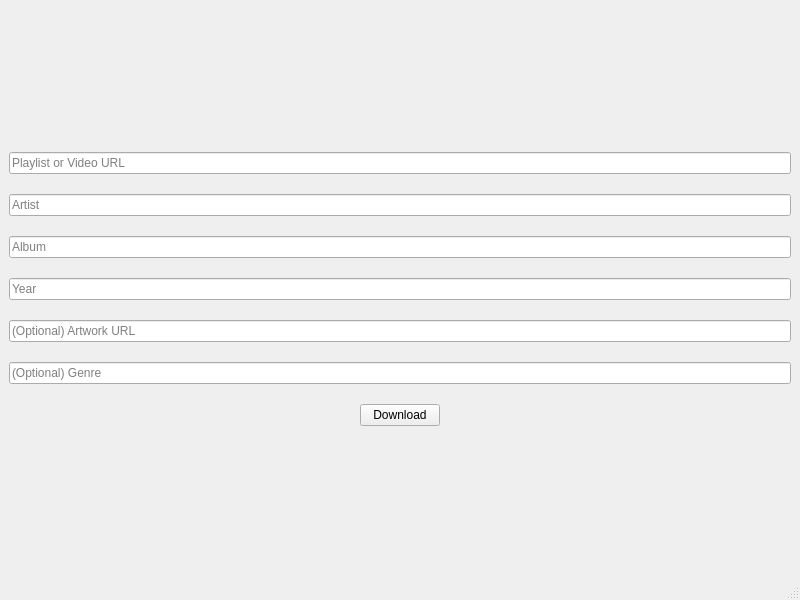
Qt form ui/mainwindow.ui (MSaldana362/yt-music) before a commit.
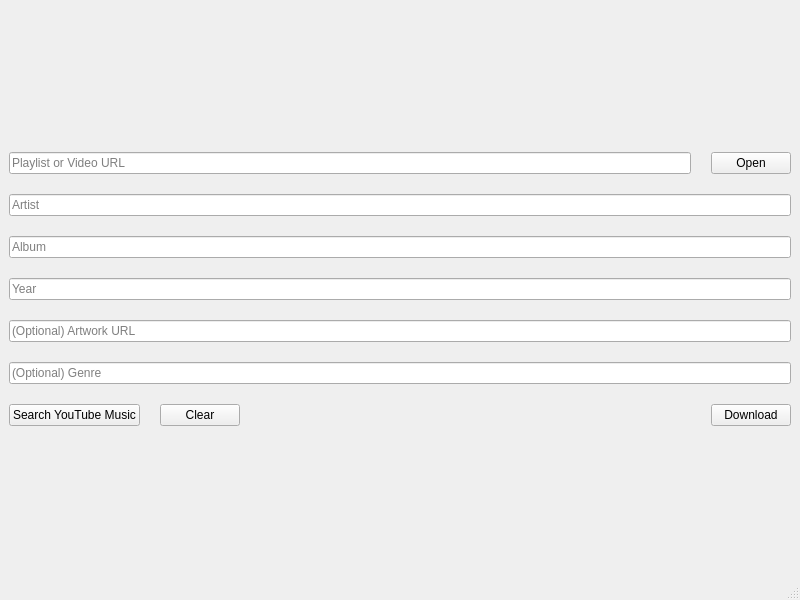
The same form after that commit.

Commit message: feat: add dialog to search youtube music and fetch music metadata; add button to clear all fields

Diff of the .ui file:
```diff
--- a/ui/mainwindow.ui
+++ b/ui/mainwindow.ui
@@ -23,11 +23,22 @@
       <item>
        <layout class="QVBoxLayout" name="verticalLayout_2">
         <item>
-         <widget class="QLineEdit" name="lineUrl">
-          <property name="placeholderText">
-           <string>Playlist or Video URL</string>
-          </property>
-         </widget>
+         <layout class="QHBoxLayout" name="horizontalLayout_2">
+          <item>
+           <widget class="QLineEdit" name="lineUrl">
+            <property name="placeholderText">
+             <string>Playlist or Video URL</string>
+            </property>
+           </widget>
+          </item>
+          <item>
+           <widget class="QPushButton" name="pushOpenUrl">
+            <property name="text">
+             <string>Open</string>
+            </property>
+           </widget>
+          </item>
+         </layout>
         </item>
         <item>
          <widget class="QLineEdit" name="lineArtist">
@@ -72,7 +83,21 @@
          <number>20</number>
         </property>
         <item>
-         <spacer name="hSpacerLeft">
+         <widget class="QPushButton" name="pushSearch">
+          <property name="text">
+           <string>Search YouTube Music</string>
+          </property>
+         </widget>
+        </item>
+        <item>
+         <widget class="QPushButton" name="pushClear">
+          <property name="text">
+           <string>Clear</string>
+          </property>
+         </widget>
+        </item>
+        <item>
+         <spacer name="hSpacer">
           <property name="orientation">
            <enum>Qt::Orientation::Horizontal</enum>
           </property>
@@ -91,19 +116,6 @@
           </property>
          </widget>
         </item>
-        <item>
-         <spacer name="hSpacerRight">
-          <property name="orientation">
-           <enum>Qt::Orientation::Horizontal</enum>
-          </property>
-          <property name="sizeHint" stdset="0">
-           <size>
-            <width>40</width>
-            <height>20</height>
-           </size>
-          </property>
-         </spacer>
-        </item>
        </layout>
       </item>
      </layout>
```
Left out of the diff: 2 changed lines with no effect on the pictures. The commit also changes 8 other files.
